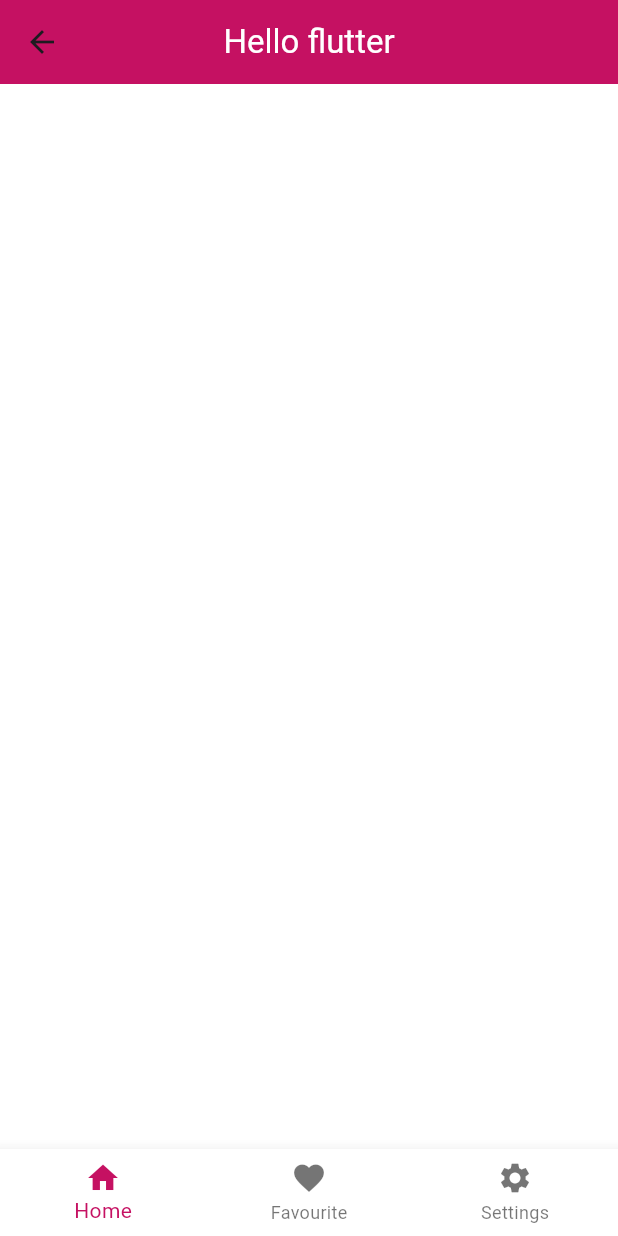
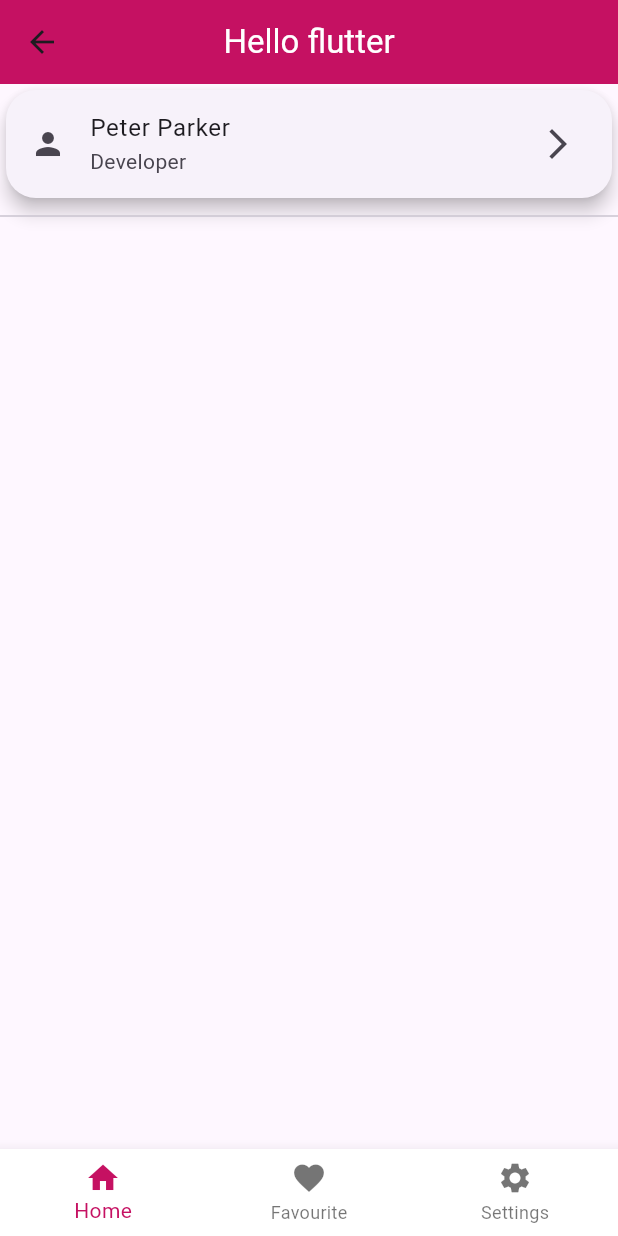
Before and after one commit to ItsAmaan09/ui-tutorial-flutter, a Flutter app: the screen it shows after launch, after a tap on "SIGN IN", on a phone screen of 412 x 824 dp. Run offline on Flutter 3.47's test engine with Material 3 defaults, Android fonts, the phone set to English and light mode, and no system bars.

Commit message:
tuts add

```diff
--- a/lib/screens/Home-Screen.dart
+++ b/lib/screens/Home-Screen.dart
@@ -10,10 +10,78 @@ class HomeScreen extends StatelessWidget {
   @override
   Widget build(BuildContext context) {
     return Scaffold(
-      body: Center(
-        child: Scaffold(
-          backgroundColor: Colors.white,
-        ),
+      // 1. Container :
+      // body: Center(
+      //   child: Container(
+      //     height: 150,
+      //     width: 150,
+      //     decoration: BoxDecoration(
+      //       color: Colors.blue,
+      //       borderRadius: BorderRadius.circular(20),
+      //       boxShadow: [
+      //         BoxShadow(
+      //           color: Colors.black26,
+      //           blurRadius: 10,
+      //           offset: Offset(2, 2),
+      //         ),
+      //       ],
+      //     ),
+      //     child: Center(
+      //       child: Text("Hello", style: TextStyle(color: Colors.white)),
+      //     ),
+      //   ),
+      // ),
+      // 2. STACK :
+      // body: Stack(
+      //   children: [
+      //     Image.asset('assets/logo.png'),
+      //     Text(
+      //       "Welcome",
+      //       style: TextStyle(
+      //         fontSize: 30,
+      //         color: Colors.white,
+      //         fontWeight: FontWeight.bold,
+      //       ),
+      //     ),
+      //   ],
+      // ),
+
+      // 3. CARD :
+      // body: Card(
+      //   elevation: 5,
+      //   shape: RoundedRectangleBorder(
+      //     borderRadius: BorderRadius.circular(20),
+      //   ),
+      //   child: Padding(
+      //     padding: const EdgeInsets.all(16.0),
+      //     child: Column(
+      //       children: [
+      //         Icon(Icons.person, size: 50, color: Colors.blue),
+      //         SizedBox(height: 8),
+      //         Text(
+      //           "User Profile",
+      //           style: TextStyle(fontSize: 18, fontWeight: FontWeight.bold),
+      //         ),
+      //       ],
+      //     ),
+      //   ),
+      // ),
+      body: ListView(
+        children: [
+          Card(
+            elevation: 5,
+            shape: RoundedRectangleBorder(
+              borderRadius: BorderRadius.circular(20)
+            ),
+            child: ListTile(
+              leading: Icon(Icons.person),
+              title: Text("Peter Parker"),
+              subtitle: Text("Developer"),
+              trailing: Icon(Icons.arrow_forward_ios),
+            ),
+          ),
+          Divider(),
+        ],
       ),
     );
   }
--- a/lib/screens/Login-Screen-Update.dart
+++ b/lib/screens/Login-Screen-Update.dart
@@ -13,7 +13,7 @@ class _LoginScreenState extends State<LoginScreenUpdate> {
   @override
   Widget build(BuildContext context) {
     return Scaffold(
-      appBar: AppBar(backgroundColor: Colors.white,),
+      // appBar: AppBar(backgroundColor: Colors.white,),
       backgroundColor: Colors.white,
       body: SingleChildScrollView(
         padding: EdgeInsets.all(24.0),
@@ -64,7 +64,10 @@ class _LoginScreenState extends State<LoginScreenUpdate> {
             SizedBox(height: 16),
             ElevatedButton(
               onPressed: () {
-                Navigator.push(context, MaterialPageRoute(builder: (context) => MainPage()));
+                Navigator.push(
+                  context,
+                  MaterialPageRoute(builder: (context) => MainPage()),
+                );
               },
               style: ElevatedButton.styleFrom(
                 backgroundColor: Colors.green,
@@ -88,10 +91,7 @@ class _LoginScreenState extends State<LoginScreenUpdate> {
                       MaterialPageRoute(builder: (context) => SignupScreen()),
                     );
                   },
-                  child: Text(
-                    "Sign Up",
-                    style: TextStyle(color: Colors.blue),
-                  ),
+                  child: Text("Sign Up", style: TextStyle(color: Colors.blue)),
                 ),
               ],
             ),
@@ -113,11 +113,7 @@ class _LoginScreenState extends State<LoginScreenUpdate> {
                   ),
                 ),
                 Expanded(
-                  child: Divider(
-                    thickness: 1,
-                    color: Colors.grey,
-                    indent: 10,
-                  ),
+                  child: Divider(thickness: 1, color: Colors.grey, indent: 10),
                 ),
               ],
             ),
```
